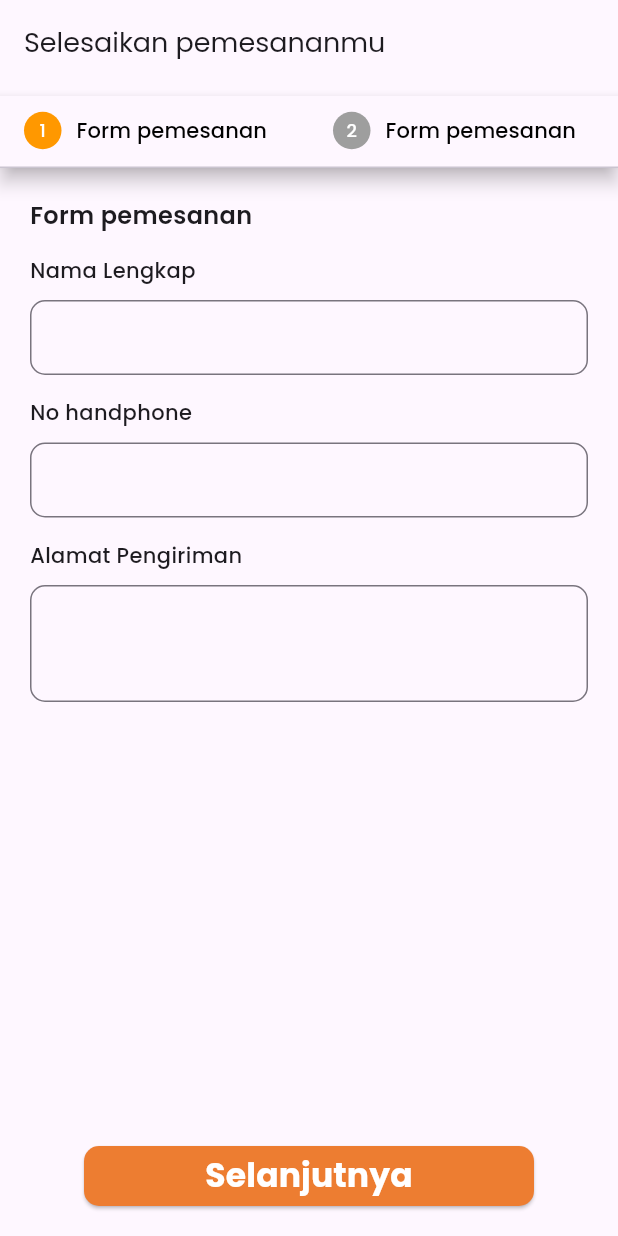
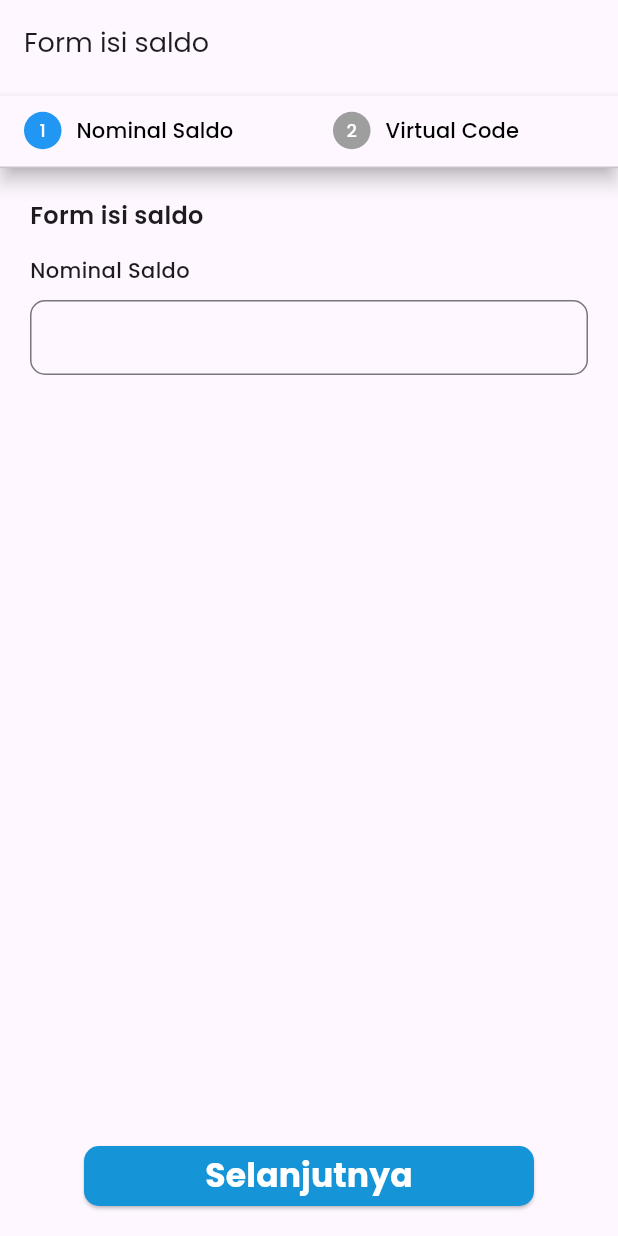
Before and after one commit to afy09/app-power-pilot, a Flutter app: the OrderScreen screen opened by its route, on a phone screen of 412 x 824 dp. Run offline on Flutter 3.47's test engine with Material 3 defaults, Android fonts, the phone set to English and light mode, and no system bars; our stand-ins replace barcode_widget, cached_network_image, curved_navigation_bar, flutter_fortune_wheel, go_router; missing offline and left inert: arcore_flutter_plugin, qr_code_scanner; network calls fail.

Commit message:
modifed file isi saldo

```diff
--- a/lib/muri_app/route.dart
+++ b/lib/muri_app/route.dart
@@ -160,7 +160,7 @@ class AppRouter {
           },
         ),
         GoRoute(
-          path: '/caribarang-category',
+          path: '/caribarang_category',
           parentNavigatorKey: _rootNavigatorKey,
           pageBuilder: (context, state) {
             return MaterialPage(
--- a/lib/muri_app/view/cari-barang.dart
+++ b/lib/muri_app/view/cari-barang.dart
@@ -1,6 +1,7 @@
 import 'package:cached_network_image/cached_network_image.dart';
 import 'package:flutter/material.dart';
 import 'package:qr_code_scanner/qr_code_scanner.dart';
+import 'package:go_router/go_router.dart';
 
 class CariBarangScreen extends StatefulWidget {
   const CariBarangScreen({Key? key}) : super(key: key);
--- a/lib/muri_app/view/order.dart
+++ b/lib/muri_app/view/order.dart
@@ -12,7 +12,7 @@ class OrderScreen extends StatefulWidget {
 class _OrderScreenState extends State<OrderScreen>
     with SingleTickerProviderStateMixin {
   late TabController _tabController;
-  late Color color1 = Colors.orange;
+  late Color color1 = Colors.blue;
   late Color color2 = Colors.grey;
 
   @override
@@ -24,8 +24,8 @@ class _OrderScreenState extends State<OrderScreen>
 
   void _handleTabSelection() {
     setState(() {
-      color1 = _tabController.index == 0 ? Colors.orange : Colors.grey;
-      color2 = _tabController.index == 1 ? Colors.orange : Colors.grey;
+      color1 = _tabController.index == 0 ? Colors.blue : Colors.grey;
+      color2 = _tabController.index == 1 ? Colors.blue : Colors.grey;
     });
   }
 
@@ -58,7 +58,7 @@ class _OrderScreenState extends State<OrderScreen>
                     ),
                     SizedBox(width: 10),
                     Text(
-                      'Form pemesanan',
+                      'Nominal Saldo',
                       style: TextStyle(
                         color: Colors.black,
                       ),
@@ -83,7 +83,7 @@ class _OrderScreenState extends State<OrderScreen>
                     ),
                     SizedBox(width: 10),
                     Text(
-                      'Form pemesanan',
+                      'Virtual Code',
                       style: TextStyle(color: Colors.black),
                       overflow: TextOverflow.ellipsis,
                     ),
@@ -94,7 +94,7 @@ class _OrderScreenState extends State<OrderScreen>
           ),
         ),
         title: const Text(
-          'Selesaikan pemesananmu',
+          'Form isi saldo',
           style: TextStyle(fontSize: 18),
         ),
       ),
@@ -112,7 +112,7 @@ class _OrderScreenState extends State<OrderScreen>
                   crossAxisAlignment: CrossAxisAlignment.start,
                   children: [
                     Text(
-                      'Form pemesanan',
+                      'Form isi saldo',
                       style:
                           TextStyle(fontSize: 16, fontWeight: FontWeight.w600),
                     ),
@@ -121,7 +121,7 @@ class _OrderScreenState extends State<OrderScreen>
                       crossAxisAlignment: CrossAxisAlignment.start,
                       children: [
                         Text(
-                          'Nama Lengkap',
+                          'Nominal Saldo',
                           style: TextStyle(
                               fontSize: 14, fontWeight: FontWeight.w500),
                         ),
@@ -138,7 +138,7 @@ class _OrderScreenState extends State<OrderScreen>
                               focusedBorder: OutlineInputBorder(
                                 borderRadius: BorderRadius.circular(10),
                                 borderSide: BorderSide(
-                                    color: Colors.orange), // Set the color
+                                    color: Colors.blue), // Set the color
                               ),
                             ),
                           ),
@@ -149,61 +149,61 @@ class _OrderScreenState extends State<OrderScreen>
                     Column(
                       crossAxisAlignment: CrossAxisAlignment.start,
                       children: [
-                        Text(
-                          'No handphone',
-                          style: TextStyle(
-                              fontSize: 14, fontWeight: FontWeight.w500),
-                        ),
-                        SizedBox(height: 10),
-                        Container(
-                          height: 50,
-                          child: TextField(
-                            keyboardType: TextInputType.number,
-                            decoration: InputDecoration(
-                              contentPadding: EdgeInsets.symmetric(
-                                  vertical: 15.0, horizontal: 10),
-                              border: OutlineInputBorder(
-                                borderRadius: BorderRadius.circular(10),
-                              ),
-                              focusedBorder: OutlineInputBorder(
-                                borderRadius: BorderRadius.circular(10),
-                                borderSide: BorderSide(
-                                    color: Colors.orange), // Set the color
-                              ),
-                            ),
-                          ),
-                        ),
+                        // Text(
+                        //   'No handphone',
+                        //   style: TextStyle(
+                        //       fontSize: 14, fontWeight: FontWeight.w500),
+                        // ),
+                        // SizedBox(height: 10),
+                        // Container(
+                        //   height: 50,
+                        //   child: TextField(
+                        //     keyboardType: TextInputType.number,
+                        //     decoration: InputDecoration(
+                        //       contentPadding: EdgeInsets.symmetric(
+                        //           vertical: 15.0, horizontal: 10),
+                        //       border: OutlineInputBorder(
+                        //         borderRadius: BorderRadius.circular(10),
+                        //       ),
+                        //       focusedBorder: OutlineInputBorder(
+                        //         borderRadius: BorderRadius.circular(10),
+                        //         borderSide: BorderSide(
+                        //             color: Colors.blue), // Set the color
+                        //       ),
+                        //     ),
+                        //   ),
+                        // ),
                       ],
                     ),
-                    SizedBox(height: 15),
-                    Column(
-                      crossAxisAlignment: CrossAxisAlignment.start,
-                      children: [
-                        Text(
-                          'Alamat Pengiriman',
-                          style: TextStyle(
-                              fontSize: 14, fontWeight: FontWeight.w500),
-                        ),
-                        SizedBox(height: 10),
-                        Container(
-                          child: TextField(
-                            maxLines: 2,
-                            decoration: InputDecoration(
-                              contentPadding: EdgeInsets.symmetric(
-                                  vertical: 15.0, horizontal: 10),
-                              border: OutlineInputBorder(
-                                borderRadius: BorderRadius.circular(10),
-                              ),
-                              focusedBorder: OutlineInputBorder(
-                                borderRadius: BorderRadius.circular(10),
-                                borderSide: BorderSide(
-                                    color: Colors.orange), // Set the color
-                              ),
-                            ),
-                          ),
-                        ),
-                      ],
-                    ),
+                    // SizedBox(height: 15),
+                    // Column(
+                    //   crossAxisAlignment: CrossAxisAlignment.start,
+                    //   children: [
+                    //     Text(
+                    //       'Alamat Pengiriman',
+                    //       style: TextStyle(
+                    //           fontSize: 14, fontWeight: FontWeight.w500),
+                    //     ),
+                    //     SizedBox(height: 10),
+                    //     Container(
+                    //       child: TextField(
+                    //         maxLines: 2,
+                    //         decoration: InputDecoration(
+                    //           contentPadding: EdgeInsets.symmetric(
+                    //               vertical: 15.0, horizontal: 10),
+                    //           border: OutlineInputBorder(
+                    //             borderRadius: BorderRadius.circular(10),
+                    //           ),
+                    //           focusedBorder: OutlineInputBorder(
+                    //             borderRadius: BorderRadius.circular(10),
+                    //             borderSide: BorderSide(
+                    //                 color: Colors.orange), // Set the color
+                    //           ),
+                    //         ),
+                    //       ),
+                    //     ),
+                    //   ],
+                    // ),
                   ],
                 ),
                 Center(
@@ -217,7 +217,7 @@ class _OrderScreenState extends State<OrderScreen>
                       style: ElevatedButton.styleFrom(
                         foregroundColor: Colors.white,
                         backgroundColor: const Color(
-                            0xFFED7D31), // This is the background color
+                            0xFF1594D7), // This is the background color
                         shape: RoundedRectangleBorder(
                           borderRadius: BorderRadius.circular(
                               10), // This is the border radius
--- a/lib/muri_app/view/quiz.dart
+++ b/lib/muri_app/view/quiz.dart
@@ -1,5 +1,6 @@
 import 'package:cached_network_image/cached_network_image.dart';
 import 'package:flutter/material.dart';
+import 'package:go_router/go_router.dart';
 
 class QuizScreen extends StatefulWidget {
   const QuizScreen({Key? key}) : super(key: key);
```
Also changed, not shown: lib/muri_app/view/caribarang_category.dart (+88 -85 lines), lib/muri_app/view/home.dart (+55 -57 lines), lib/muri_app/view/quiz_category.dart (+22 -20 lines), lib/muri_app/view/reward.dart (+49 -30 lines), images/3d-casual-life-box-with-files.png (added), images/3d-file.png (added), images/3d-file2.png (added), images/3d-file22.png (added), images/history-bg.png (added), images/history.png (added).
